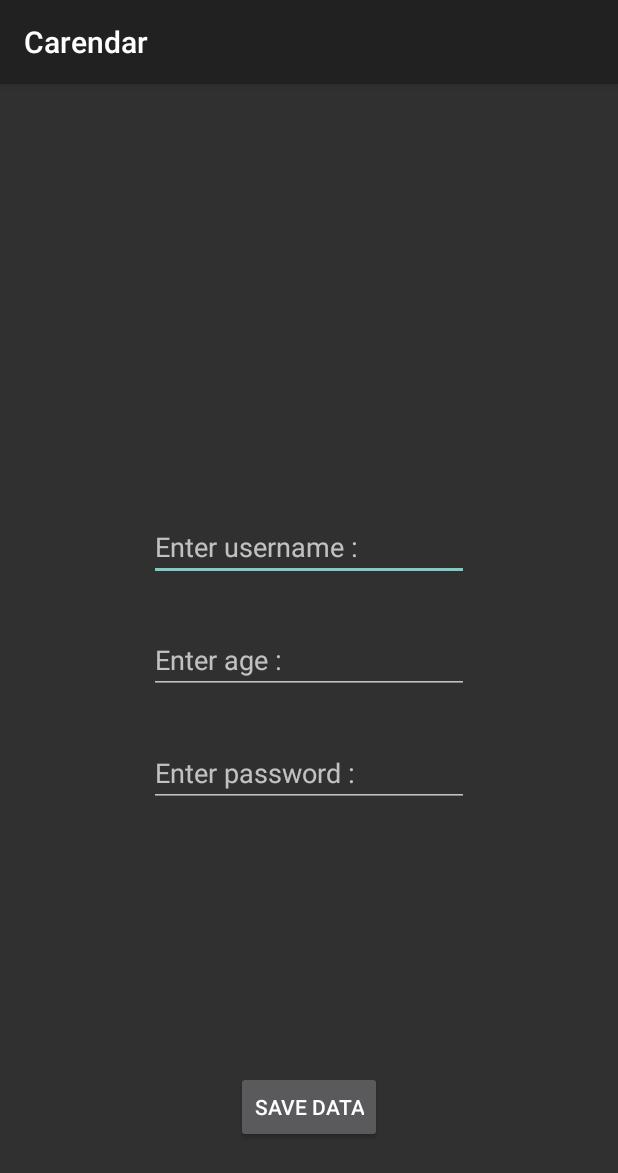
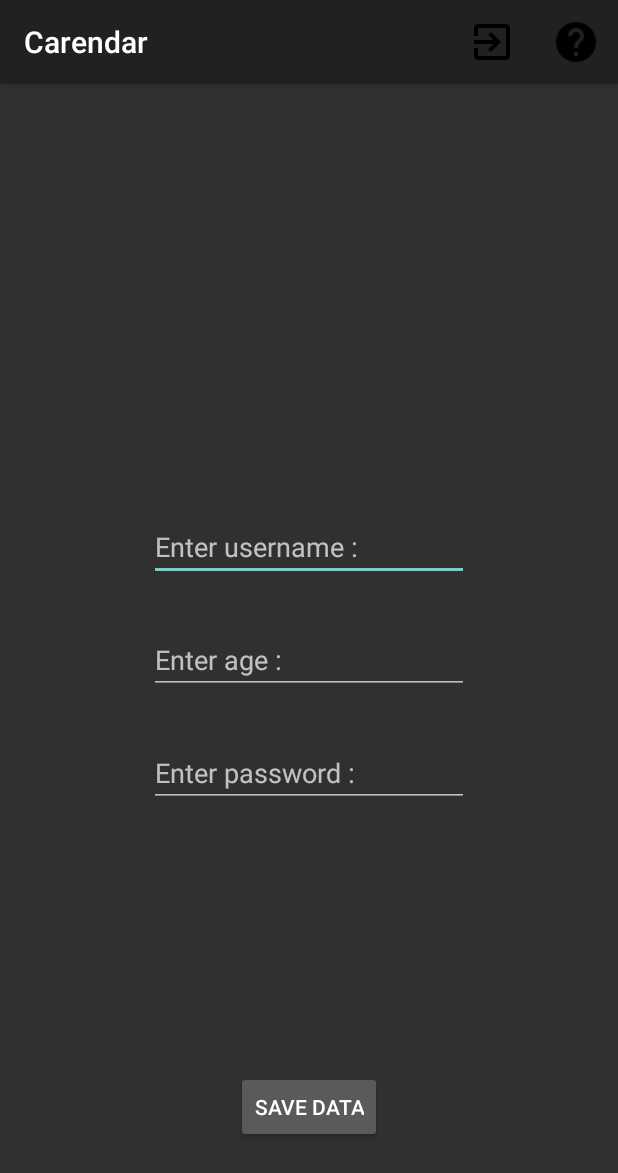
Before and after one commit to DraganovMartin/Car-Calendar, an Android app: the RegisterActivity screen opened directly, with no data from a screen before it, on a phone screen of 412 x 824 dp. Shown: the top 1173 px of the screen. Run offline under Robolectric (Android 15) with nearby library versions, the phone set to English and light mode, and no system bars.

Commit message:
Added RegisterHelp activity.

```diff
--- a/app/src/main/AndroidManifest.xml
+++ b/app/src/main/AndroidManifest.xml
@@ -11,16 +11,17 @@
         <activity android:name=".LoginActivity">
             <intent-filter>
                 <action android:name="android.intent.action.MAIN" />
+
                 <category android:name="android.intent.category.LAUNCHER" />
             </intent-filter>
         </activity>
-        <activity android:name=".RegisterActivity"></activity>
+        <activity android:name=".RegisterActivity" />
         <activity android:name=".GarageActivity">
             <intent-filter>
                 <action android:name="android.intent.action.DEFAULT" />
-
             </intent-filter>
         </activity>
+        <activity android:name=".RegisterHelp"></activity>
     </application>
 
 </manifest>
--- a/app/src/main/java/model/authentication/IUserAuthenticator.java
+++ b/app/src/main/java/model/authentication/IUserAuthenticator.java
@@ -4,5 +4,5 @@ public interface IUserAuthenticator {
     // UserManager provides the user info from the tree map
     // Will return true if the user info matches false otherwise
     boolean authenticateLogin(String mail, String password);
-    boolean validateRegister(String mail, String password);
+    boolean validateRegister(String mail, String password) throws UsedUsernameException;
 }
--- a/app/src/main/res/layout/activity_register.xml
+++ b/app/src/main/res/layout/activity_register.xml
@@ -9,14 +9,6 @@
     android:paddingRight="@dimen/activity_horizontal_margin"
     android:paddingTop="@dimen/activity_vertical_margin"
     tools:context="com.carcalendar.dmdev.carcalendar.RegisterActivity">
-
-    <ImageView
-        android:id="@+id/profileImage"
-        android:layout_width="80dp"
-        android:layout_height="80dp"
-        android:visibility="visible"
-        android:layout_alignParentTop="true"
-        android:layout_centerHorizontal="true" />
 
     <Button
         android:text="@string/save_data_btn"
@@ -61,4 +53,13 @@
         android:layout_alignLeft="@+id/regAgeET"
         android:layout_alignStart="@+id/regAgeET" />
 
+    <ImageView
+        android:id="@+id/profileImage"
+        android:layout_width="80dp"
+        android:layout_height="80dp"
+        android:visibility="visible"
+        android:layout_alignParentTop="true"
+        android:layout_alignLeft="@+id/saveBtn"
+        android:layout_alignStart="@+id/saveBtn" />
+
 </RelativeLayout>
--- a/app/src/main/res/menu/options_menu.xml
+++ b/app/src/main/res/menu/options_menu.xml
@@ -6,5 +6,10 @@
     <item android:id="@+id/Logout"
         android:icon="@mipmap/ic_logout"
         android:title="@string/logout"
-        android:showAsAction="ifRoom"/>
+        app:showAsAction="ifRoom"/>
+
+    <item android:id="@+id/Help"
+        android:icon="@mipmap/help_circle"
+        android:title="@string/Help"
+        app:showAsAction="ifRoom"/>
 </menu>
--- a/app/src/main/res/values/strings.xml
+++ b/app/src/main/res/values/strings.xml
@@ -9,5 +9,8 @@
     <string name="enter_age">Enter age :</string>
     <string name="hello_user">Hello</string>
     <string name="logout">Logout</string>
+    <string name="helperText">It\'s strongly advised to have a strong password. That\'s why we enforce this pattern. Password must include at least one upper case letter, a digit and six symbols minimum !</string>
+    <string name="Help">Help</string>
+    <string name="NoVehicles">No vehicles added</string>
 
 </resources>
```
Also changed, not shown: app/src/main/java/com/carcalendar/dmdev/carcalendar/GarageActivity.java (+8 -21 lines), app/src/main/java/com/carcalendar/dmdev/carcalendar/RegisterActivity.java (+30 -0 lines), app/src/main/java/com/carcalendar/dmdev/carcalendar/RegisterHelp.java (added, +28 -0 lines), app/src/main/java/model/UserManager.java (+13 -2 lines), app/src/main/java/model/authentication/UsedUsernameException.java (added, +11 -0 lines), app/src/main/res/layout/activity_garage.xml (+12 -0 lines), app/src/main/res/layout/activity_register_help.xml (added, +28 -0 lines), app/src/main/res/mipmap-mdpi/help_circle.png (added).
